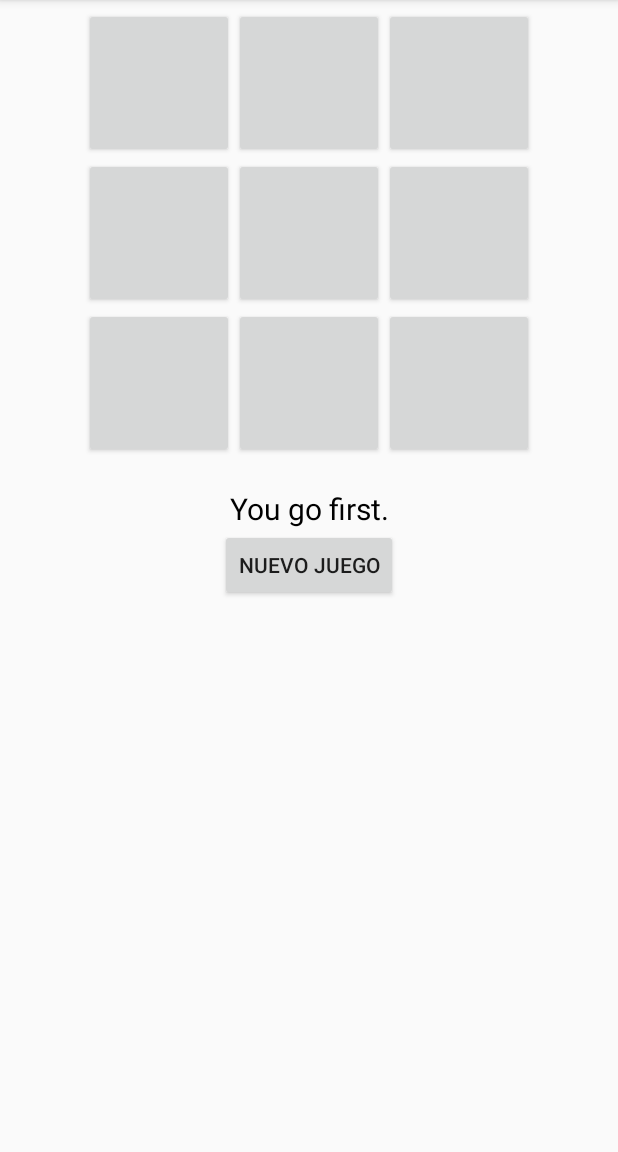
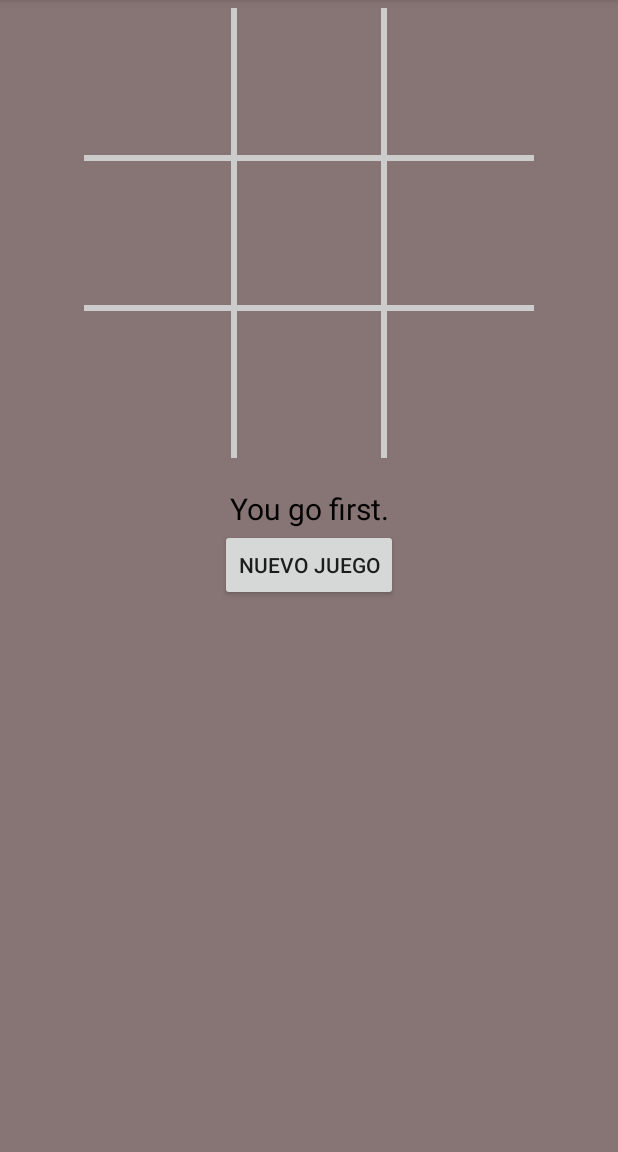
Before and after one commit to DADM-2022-2-andgonzalezmar/Reto-6, an Android app: the screen it shows after launch (MainActivity), on a phone screen of 412 x 824 dp, the part 84-1236 px from its top. Run offline under Robolectric (Android 15) with nearby library versions, the phone set to English and light mode, and no system bars.

```diff
--- a/app/src/main/java/co/unal/edu/tictactoe/BoardView.java
+++ b/app/src/main/java/co/unal/edu/tictactoe/BoardView.java
@@ -51,8 +51,11 @@ public class BoardView extends View {
         mPaint.setStrokeWidth(GRID_WIDTH);
 // Draw the two vertical board lines
         int cellWidth = boardWidth / 3;
-        canvas.drawLine(cellWidth, 0, cellWidth, boardHeight, mPaint);
+        canvas.drawLine(cellWidth, 0 , cellWidth, boardHeight, mPaint);
         canvas.drawLine(cellWidth * 2, 0, cellWidth * 2, boardHeight, mPaint);
+        canvas.drawLine(0, cellWidth,  boardWidth , cellWidth , mPaint);
+        canvas.drawLine(0, cellWidth * 2,  boardWidth , cellWidth * 2 , mPaint);
+
 
         // Draw all the X and O images
         for (int i = 0; i < AndroidTicTacToeActivity.BOARD_SIZE; i++) {
@@ -79,4 +82,12 @@ public class BoardView extends View {
             }
         }
     }
+
+    public int getBoardCellWidth() {
+        return getWidth() / 3;
+    }
+
+    public int getBoardCellHeight() {
+        return getHeight() / 3;
+    }
 }
--- a/app/src/main/java/co/unal/edu/tictactoe/MainActivity.java
+++ b/app/src/main/java/co/unal/edu/tictactoe/MainActivity.java
@@ -6,10 +6,13 @@ import androidx.appcompat.app.AppCompatActivity;
 import android.app.Dialog;
 import android.content.DialogInterface;
 import android.graphics.Color;
+import android.media.MediaPlayer;
 import android.os.Bundle;
+import android.os.Handler;
 import android.view.Menu;
 import android.view.MenuInflater;
 import android.view.MenuItem;
+import android.view.MotionEvent;
 import android.view.View;
 import android.widget.Button;
 import android.widget.TextView;
@@ -23,12 +26,21 @@ public class MainActivity extends AppCompatActivity {
     private Button mBoardButtons[] = new Button[AndroidTicTacToeActivity.BOARD_SIZE];
     private ActivityMainBinding binding;
 
+    private boolean mGameOver;
+    private boolean humanTurn;
+
     static final int DIALOG_DIFFICULTY_ID = 0;
     static final int DIALOG_QUIT_ID = 1;
 
     private TextView mInfoTextView;
 
     private BoardView mBoardView;
+
+    MediaPlayer mHumanMediaPlayer;
+    MediaPlayer mComputerMediaPlayer;
+    MediaPlayer mWinMediaPlayer;
+    MediaPlayer mLoseMediaPlayer;
+    MediaPlayer mTieMediaPlayer;
 
     @Override
     protected void onCreate(Bundle savedInstanceState) {
@@ -37,18 +49,13 @@ public class MainActivity extends AppCompatActivity {
         View view = binding.getRoot();
         setContentView(view);
 
-        mBoardButtons[0] = binding.one;
-        mBoardButtons[1] = binding.two;
-        mBoardButtons[2] = binding.three;
-        mBoardButtons[3] = binding.four;
-        mBoardButtons[4] = binding.five;
-        mBoardButtons[5] = binding.six;
-        mBoardButtons[6] = binding.seven;
-        mBoardButtons[7] = binding.eight;
-        mBoardButtons[8] = binding.nine;
+        mBoardView = binding.board;
 
         mInfoTextView = binding.information;
         mGame = new AndroidTicTacToeActivity();
+
+        mBoardView.setGame(mGame);
+        mBoardView.setOnTouchListener(mTouchListener);
 
         binding.buttonNewGame.setOnClickListener(
                 new View.OnClickListener() {
@@ -60,6 +67,26 @@ public class MainActivity extends AppCompatActivity {
         );
 
         startNewGame();
+    }
+
+    @Override
+    protected void onResume() {
+        super.onResume();
+        mHumanMediaPlayer = MediaPlayer.create(getApplicationContext(), R.raw.human_move);
+        mComputerMediaPlayer = MediaPlayer.create(getApplicationContext(), R.raw.computer_move);
+        mWinMediaPlayer = MediaPlayer.create(getApplicationContext(), R.raw.human_win);
+        mLoseMediaPlayer = MediaPlayer.create(getApplicationContext(), R.raw.human_lose);
+        mTieMediaPlayer = MediaPlayer.create(getApplicationContext(), R.raw.human_tie);
+    }
+
+    @Override
+    protected void onPause() {
+        super.onPause();
+        mHumanMediaPlayer.release();
+        mComputerMediaPlayer.release();
+        mWinMediaPlayer.release();
+        mLoseMediaPlayer.release();
+        mTieMediaPlayer.release();
     }
 
     @Override
@@ -136,13 +163,10 @@ public class MainActivity extends AppCompatActivity {
     }
 
     private void startNewGame(){
-
         mGame.clearBoard();
-        for (int i = 0; i < mBoardButtons.length; i++) {
-            mBoardButtons[i].setText("");
-            mBoardButtons[i].setEnabled(true);
-            mBoardButtons[i].setOnClickListener(new ButtonClickListener(i));
-        }
+        mBoardView.invalidate();
+        mGameOver = false;
+        humanTurn = true;
         mInfoTextView.setText(R.string.first_human);
     }
 
@@ -176,14 +200,90 @@ public class MainActivity extends AppCompatActivity {
         }
     }
 
-    private void setMove(char player, int move) {
-        mGame.setMove(player, move);
-        mBoardButtons[move].setEnabled(false);
-        mBoardButtons[move].setText(String.valueOf(player));
-        if (player == AndroidTicTacToeActivity.HUMAN_PLAYER)
-            mBoardButtons[move].setTextColor(Color.rgb(0,200,0));
-        else
-            mBoardButtons[move].setTextColor(Color.rgb(200,0,0));
+    private boolean setMove(char player, int move) {
+        if (mGame.setMove(player, move)) {
+            mBoardView.invalidate();   // Redraw the board
+            if(humanTurn)
+                mHumanMediaPlayer.start();
+            else
+                mComputerMediaPlayer.start();
+            checkForWinner();
+            return true;
+        }
+        return false;
+    }
 
+    private View.OnTouchListener mTouchListener = new View.OnTouchListener(){
+
+        public boolean onTouch(View v, MotionEvent event) {
+
+            // Determine which cell was touched
+            int col = (int) event.getX() / mBoardView.getBoardCellWidth();
+            int row = (int) event.getY() / mBoardView.getBoardCellHeight();
+            int location = row * 3 + col;
+
+            if (!mGameOver && humanTurn && setMove(AndroidTicTacToeActivity.HUMAN_PLAYER, location)){
+                setMove(AndroidTicTacToeActivity.HUMAN_PLAYER, location);
+
+                // If no winner yet, let the computer make a move
+                int winner = mGame.checkForWinner();
+                if (winner == 0) {
+                    mInfoTextView.setText(R.string.turn_computer);
+                    humanTurn = false;
+
+                    Handler handler = new Handler();
+                    handler.postDelayed(new Runnable() {
+                        public void run() {
+                            int move = mGame.getComputerMove();
+                            setMove(AndroidTicTacToeActivity.COMPUTER_PLAYER, move);
+                            checkForWinner();
+                            humanTurn = true;
+                        }
+                    }, 2000);
+
+                }
+
+            }
+
+            // So we aren't notified of continued events when finger is moved
+            return false;
+        }
+    };
+
+    private void checkForWinner() {
+
+        int winner = mGame.checkForWinner();
+        Handler handler = new Handler();
+
+        if (winner == 0)
+            mInfoTextView.setText(R.string.turn_human);
+        else if (winner == 1) {
+            mInfoTextView.setText(R.string.result_tie);
+            mTieMediaPlayer.start();
+            mGameOver = true;
+            handler.postDelayed(new Runnable() {
+                public void run() {
+                    startNewGame();
+                }
+            }, 3000);
+        } else if (winner == 2) {
+            mInfoTextView.setText(R.string.result_human_wins);
+            mWinMediaPlayer.start();
+            mGameOver = true;
+            handler.postDelayed(new Runnable() {
+                public void run() {
+                    startNewGame();
+                }
+            }, 3000);
+        } else {
+            mInfoTextView.setText(R.string.result_computer_wins);
+            mLoseMediaPlayer.start();
+            mGameOver = true;
+            handler.postDelayed(new Runnable() {
+                public void run() {
+                    startNewGame();
+                }
+            }, 3000);
+        }
     }
 }
--- a/app/src/main/res/layout/activity_main.xml
+++ b/app/src/main/res/layout/activity_main.xml
@@ -1,84 +1,26 @@
 <?xml version="1.0" encoding="utf-8"?>
 <LinearLayout xmlns:android="http://schemas.android.com/apk/res/android"
-    android:orientation="vertical"
     android:layout_width="fill_parent"
     android:layout_height="fill_parent"
+    android:background="#877474"
     android:gravity="center_horizontal"
-    >
+    android:orientation="vertical">
 
-    <TableLayout
-        android:id="@+id/play_grid"
+    <co.unal.edu.tictactoe.BoardView
+        android:id="@+id/board"
+        android:layout_width="300dp"
+        android:layout_height="300dp"
+        android:layout_marginTop="5dp" />
+
+    <TextView
+        android:id="@+id/information"
         android:layout_width="fill_parent"
         android:layout_height="wrap_content"
-        android:layout_marginTop="5dp" >
-
-        <TableRow android:gravity="center_horizontal">
-            <Button android:id="@+id/one"
-                android:layout_width="100dp"
-                android:layout_height="100dp"
-                android:text="1"
-                android:textSize="70dp" />
-
-            <Button android:id="@+id/two"
-                android:layout_width="100dp"
-                android:layout_height="100dp"
-                android:text="2"
-                android:textSize="70dp" />
-
-            <Button android:id="@+id/three"
-                android:layout_width="100dp"
-                android:layout_height="100dp"
-                android:text="3"
-                android:textSize="70dp" />
-        </TableRow>
-        <TableRow android:gravity="center_horizontal">
-            <Button android:id="@+id/four"
-                android:layout_width="100dp"
-                android:layout_height="100dp"
-                android:text="4"
-                android:textSize="70dp" />
-
-            <Button android:id="@+id/five"
-                android:layout_width="100dp"
-                android:layout_height="100dp"
-                android:text="5"
-                android:textSize="70dp" />
-
-            <Button android:id="@+id/six"
-                android:layout_width="100dp"
-                android:layout_height="100dp"
-                android:text="6"
-                android:textSize="70dp" />
-        </TableRow>
-        <TableRow android:gravity="center_horizontal">
-            <Button android:id="@+id/seven"
-                android:layout_width="100dp"
-                android:layout_height="100dp"
-                android:text="7"
-                android:textSize="70dp" />
-
-            <Button android:id="@+id/eight"
-                android:layout_width="100dp"
-                android:layout_height="100dp"
-                android:text="8"
-                android:textSize="70dp" />
-
-            <Button android:id="@+id/nine"
-                android:layout_width="100dp"
-                android:layout_height="100dp"
-                android:text="9"
-                android:textSize="70dp" />
-        </TableRow>
-    </TableLayout>
-
-    <TextView android:id="@+id/information"
-        android:layout_width="fill_parent"
-        android:layout_height="wrap_content"
+        android:layout_marginTop="20dp"
+        android:gravity="center_horizontal"
         android:text="info"
-        android:gravity="center_horizontal"
-        android:layout_marginTop="20dp"
-        android:textSize="20dp"
-        android:textColor="@color/black"/>
+        android:textColor="@color/black"
+        android:textSize="20sp" />
 
     <Button
         android:id="@+id/buttonNewGame"
```
Also changed, not shown: app/src/main/java/co/unal/edu/tictactoe/AndroidTicTacToeActivity.java (+10 -1 lines), 5 other files.
